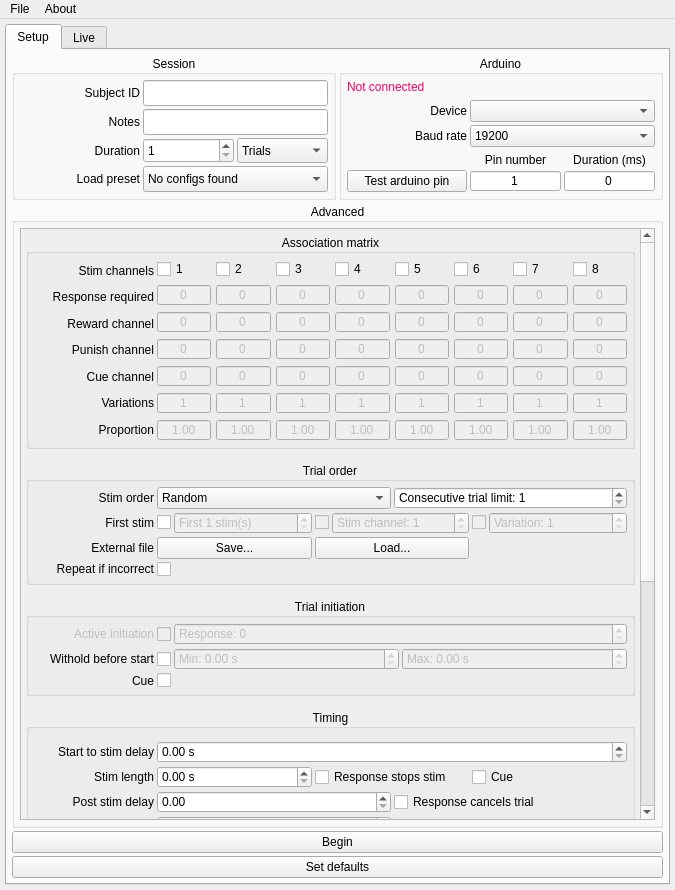
llerussell/PyBehaviour, file GUI/GUI.ui: the form before one commit.
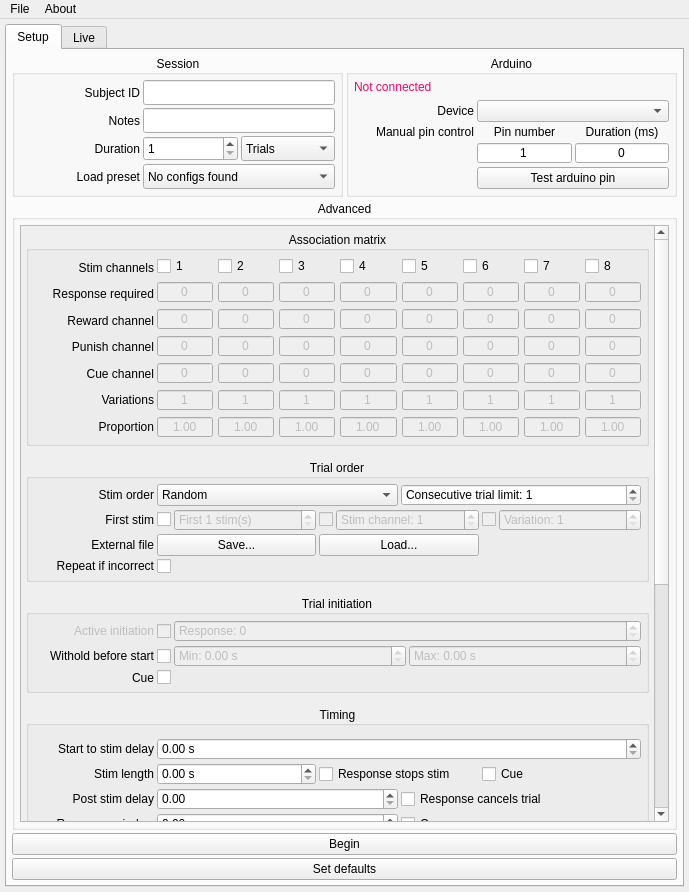
The form after the commit.

```diff
--- a/GUI/GUI.ui
+++ b/GUI/GUI.ui
@@ -6,8 +6,8 @@
    <rect>
     <x>0</x>
     <y>0</y>
-    <width>675</width>
-    <height>890</height>
+    <width>689</width>
+    <height>892</height>
    </rect>
   </property>
   <property name="font">
@@ -306,7 +306,7 @@
               <property name="flat">
                <bool>false</bool>
               </property>
-              <layout class="QVBoxLayout" name="verticalLayout_3" stretch="0,0,0">
+              <layout class="QVBoxLayout" name="verticalLayout_3" stretch="0,0">
                <property name="spacing">
                 <number>-1</number>
                </property>
@@ -325,6 +325,110 @@
                </item>
                <item>
                 <layout class="QGridLayout" name="gridLayout_5">
+                 <item row="1" column="1">
+                  <layout class="QGridLayout" name="gridLayout_6">
+                   <item row="1" column="1">
+                    <widget class="QSpinBox" name="testPinNum_SpinBox">
+                     <property name="sizePolicy">
+                      <sizepolicy hsizetype="Expanding" vsizetype="Preferred">
+                       <horstretch>0</horstretch>
+                       <verstretch>0</verstretch>
+                      </sizepolicy>
+                     </property>
+                     <property name="minimumSize">
+                      <size>
+                       <width>0</width>
+                       <height>0</height>
+                      </size>
+                     </property>
+                     <property name="alignment">
+                      <set>Qt::AlignCenter</set>
+                     </property>
+                     <property name="buttonSymbols">
+                      <enum>QAbstractSpinBox::NoButtons</enum>
+                     </property>
+                     <property name="minimum">
+                      <number>1</number>
+                     </property>
+                    </widget>
+                   </item>
+                   <item row="1" column="2">
+                    <widget class="QDoubleSpinBox" name="testPinDuration_doubleSpinBox">
+                     <property name="sizePolicy">
+                      <sizepolicy hsizetype="Expanding" vsizetype="Preferred">
+                       <horstretch>0</horstretch>
+                       <verstretch>0</verstretch>
+                      </sizepolicy>
+                     </property>
+                     <property name="minimumSize">
+                      <size>
+                       <width>0</width>
+                       <height>0</height>
+                      </size>
+                     </property>
+                     <property name="alignment">
+                      <set>Qt::AlignCenter</set>
+                     </property>
+                     <property name="buttonSymbols">
+                      <enum>QAbstractSpinBox::NoButtons</enum>
+                     </property>
+                     <property name="decimals">
+                      <number>0</number>
+                     </property>
+                     <property name="maximum">
+                      <double>99999.000000000000000</double>
+                     </property>
+                     <property name="singleStep">
+                      <double>0.001000000000000</double>
+                     </property>
+                    </widget>
+                   </item>
+                   <item row="0" column="1">
+                    <widget class="QLabel" name="label">
+                     <property name="sizePolicy">
+                      <sizepolicy hsizetype="Preferred" vsizetype="Preferred">
+                       <horstretch>0</horstretch>
+                       <verstretch>0</verstretch>
+                      </sizepolicy>
+                     </property>
+                     <property name="minimumSize">
+                      <size>
+                       <width>0</width>
+                       <height>0</height>
+                      </size>
+                     </property>
+                     <property name="text">
+                      <string>Pin number</string>
+                     </property>
+                     <property name="alignment">
+                      <set>Qt::AlignCenter</set>
+                     </property>
+                    </widget>
+                   </item>
+                   <item row="0" column="2">
+                    <widget class="QLabel" name="label_23">
+                     <property name="sizePolicy">
+                      <sizepolicy hsizetype="Preferred" vsizetype="Preferred">
+                       <horstretch>0</horstretch>
+                       <verstretch>0</verstretch>
+                      </sizepolicy>
+                     </property>
+                     <property name="minimumSize">
+                      <size>
+                       <width>0</width>
+                       <height>0</height>
+                      </size>
+                     </property>
+                     <property name="text">
+                      <string>Duration (ms)</string>
+                     </property>
+                     <property name="alignment">
+                      <set>Qt::AlignCenter</set>
+                     </property>
+                    </widget>
+                   </item>
+                  </layout>
+                 </item>
                  <item row="0" column="1">
                   <widget class="QComboBox" name="device_ComboBox">
                    <property name="sizePolicy">
@@ -344,52 +448,6 @@
                    </property>
                   </widget>
                  </item>
-                 <item row="1" column="1">
-                  <widget class="QComboBox" name="baudRate_ComboBox">
-                   <property name="sizePolicy">
-                    <sizepolicy hsizetype="Expanding" vsizetype="Preferred">
-                     <horstretch>0</horstretch>
-                     <verstretch>0</verstretch>
-                    </sizepolicy>
-                   </property>
-                   <property name="minimumSize">
-                    <size>
-                     <width>0</width>
-                     <height>0</height>
-                    </size>
-                   </property>
-                   <property name="focusPolicy">
-                    <enum>Qt::StrongFocus</enum>
-                   </property>
-                   <item>
-                    <property name="text">
-                     <string>19200</string>
-                    </property>
-                   </item>
-                  </widget>
-                 </item>
-                 <item row="1" column="0">
-                  <widget class="QLabel" name="baudRateLabel">
-                   <property name="sizePolicy">
-                    <sizepolicy hsizetype="Fixed" vsizetype="Preferred">
-                     <horstretch>0</horstretch>
-                     <verstretch>0</verstretch>
-                    </sizepolicy>
-                   </property>
-                   <property name="minimumSize">
-                    <size>
-                     <width>120</width>
-                     <height>0</height>
-                    </size>
-                   </property>
-                   <property name="text">
-                    <string>Baud rate</string>
-                   </property>
-                   <property name="alignment">
-                    <set>Qt::AlignRight|Qt::AlignTrailing|Qt::AlignVCenter</set>
-                   </property>
-                  </widget>
-                 </item>
                  <item row="0" column="0">
                   <widget class="QLabel" name="deviceLabel">
                    <property name="sizePolicy">
@@ -412,42 +470,13 @@
                    </property>
                   </widget>
                  </item>
-                </layout>
-               </item>
-               <item>
-                <layout class="QGridLayout" name="gridLayout_6">
-                 <item row="1" column="1">
-                  <widget class="QSpinBox" name="testPinNum_SpinBox">
-                   <property name="sizePolicy">
-                    <sizepolicy hsizetype="Expanding" vsizetype="Preferred">
-                     <horstretch>0</horstretch>
-                     <verstretch>0</verstretch>
-                    </sizepolicy>
-                   </property>
-                   <property name="minimumSize">
-                    <size>
-                     <width>0</width>
-                     <height>0</height>
-                    </size>
-                   </property>
-                   <property name="alignment">
-                    <set>Qt::AlignCenter</set>
-                   </property>
-                   <property name="buttonSymbols">
-                    <enum>QAbstractSpinBox::NoButtons</enum>
-                   </property>
-                   <property name="minimum">
-                    <number>1</number>
-                   </property>
-                  </widget>
-                 </item>
-                 <item row="1" column="0">
+                 <item row="2" column="1">
                   <widget class="QPushButton" name="testPin_Button">
                    <property name="enabled">
                     <bool>true</bool>
                    </property>
                    <property name="sizePolicy">
-                    <sizepolicy hsizetype="Fixed" vsizetype="Preferred">
+                    <sizepolicy hsizetype="Expanding" vsizetype="Preferred">
                      <horstretch>0</horstretch>
                      <verstretch>0</verstretch>
                     </sizepolicy>
@@ -466,78 +495,13 @@
                    </property>
                   </widget>
                  </item>
-                 <item row="1" column="2">
-                  <widget class="QDoubleSpinBox" name="testPinDuration_doubleSpinBox">
-                   <property name="sizePolicy">
-                    <sizepolicy hsizetype="Expanding" vsizetype="Preferred">
-                     <horstretch>0</horstretch>
-                     <verstretch>0</verstretch>
-                    </sizepolicy>
-                   </property>
-                   <property name="minimumSize">
-                    <size>
-                     <width>0</width>
-                     <height>0</height>
-                    </size>
-                   </property>
-                   <property name="alignment">
-                    <set>Qt::AlignCenter</set>
-                   </property>
-                   <property name="buttonSymbols">
-                    <enum>QAbstractSpinBox::NoButtons</enum>
-                   </property>
-                   <property name="decimals">
-                    <number>0</number>
-                   </property>
-                   <property name="maximum">
-                    <double>99999.000000000000000</double>
-                   </property>
-                   <property name="singleStep">
-                    <double>0.001000000000000</double>
-                   </property>
-                  </widget>
-                 </item>
-                 <item row="0" column="1">
-                  <widget class="QLabel" name="label">
-                   <property name="sizePolicy">
-                    <sizepolicy hsizetype="Preferred" vsizetype="Preferred">
-                     <horstretch>0</horstretch>
-                     <verstretch>0</verstretch>
-                    </sizepolicy>
-                   </property>
-                   <property name="minimumSize">
-                    <size>
-                     <width>0</width>
-                     <height>0</height>
-                    </size>
-                   </property>
+                 <item row="1" column="0">
+                  <widget class="QLabel" name="label_29">
                    <property name="text">
-                    <string>Pin number</string>
+                    <string>Manual pin control</string>
                    </property>
                    <property name="alignment">
-                    <set>Qt::AlignCenter</set>
-                   </property>
-                  </widget>
-                 </item>
-                 <item row="0" column="2">
-                  <widget class="QLabel" name="label_23">
-                   <property name="sizePolicy">
-                    <sizepolicy hsizetype="Preferred" vsizetype="Preferred">
-                     <horstretch>0</horstretch>
-                     <verstretch>0</verstretch>
-                    </sizepolicy>
-                   </property>
-                   <property name="minimumSize">
-                    <size>
-                     <width>0</width>
-                     <height>0</height>
-                    </size>
-                   </property>
-                   <property name="text">
-                    <string>Duration (ms)</string>
-                   </property>
-                   <property name="alignment">
-                    <set>Qt::AlignCenter</set>
+                    <set>Qt::AlignRight|Qt::AlignTop|Qt::AlignTrailing</set>
                    </property>
                   </widget>
                  </item>
@@ -604,7 +568,7 @@
                 <property name="geometry">
                  <rect>
                   <x>0</x>
-                  <y>-802</y>
+                  <y>0</y>
                   <width>602</width>
                   <height>1269</height>
                  </rect>
@@ -4473,7 +4437,7 @@
     <rect>
      <x>0</x>
      <y>0</y>
-     <width>675</width>
+     <width>689</width>
      <height>22</height>
     </rect>
    </property>
```
Left out of the diff: 58 changed lines with no effect on the pictures.
